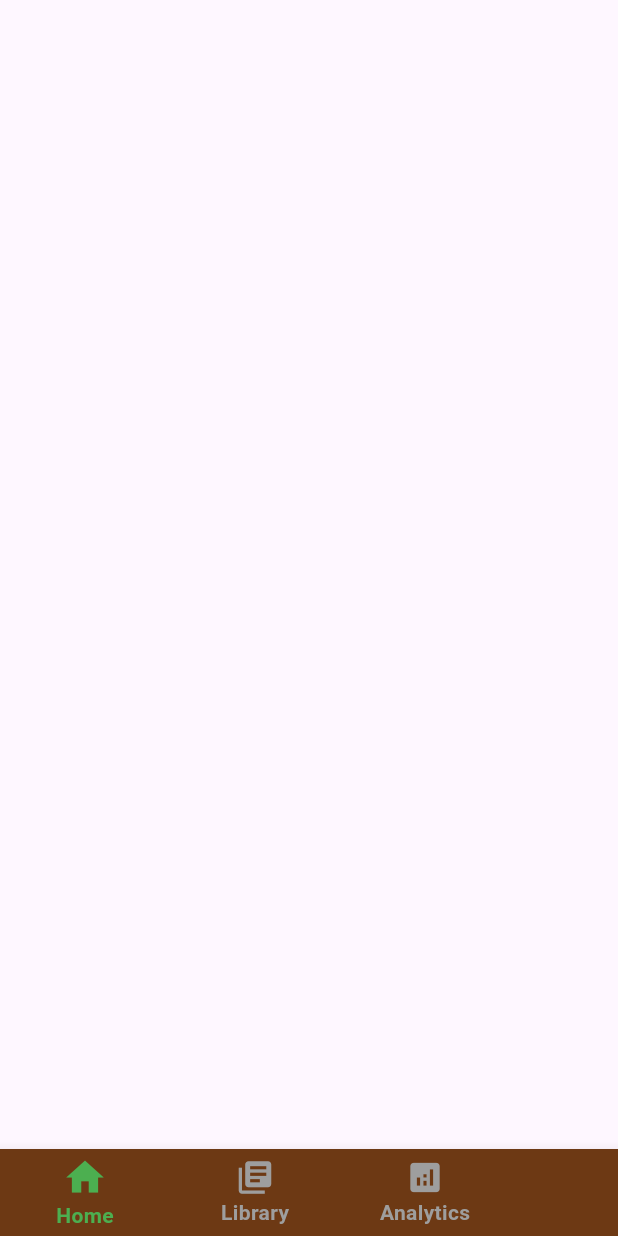
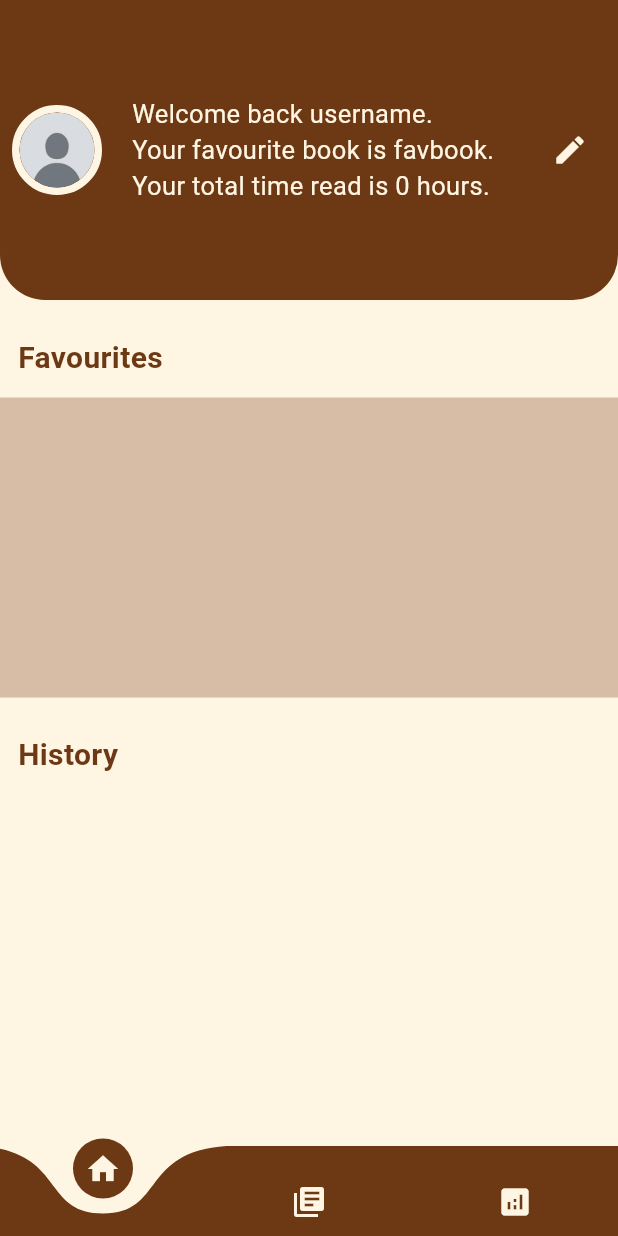
Before and after one commit to shadye-6/achlys, a Flutter app: the screen it shows after launch, on a phone screen of 412 x 824 dp. Run offline on Flutter 3.47's test engine with Material 3 defaults, Android fonts, the phone set to English and light mode, and no system bars; drawn by our look-alikes of curved_navigation_bar, stylish_bottom_bar.

Commit message:
second commit

```diff
--- a/lib/main.dart
+++ b/lib/main.dart
@@ -11,6 +11,7 @@ class MyApp extends StatelessWidget {
   @override
   Widget build(BuildContext context) {
     return MaterialApp(
+      debugShowCheckedModeBanner: false,
       title: 'Achlys',
       home: MainScreen(),
     );
--- a/lib/mainpage/pagehavingbar.dart
+++ b/lib/mainpage/pagehavingbar.dart
@@ -1,9 +1,10 @@
 import 'package:achlys/colorThemes/colors.dart';
 import 'package:achlys/pages/analytics.dart';
 import 'package:achlys/pages/library.dart';
+import 'package:curved_navigation_bar/curved_navigation_bar.dart';
 import 'package:flutter/material.dart';
 import 'package:achlys/pages/homepage.dart';
-import 'package:stylish_bottom_bar/stylish_bottom_bar.dart';
+
 
 class MainScreen extends StatefulWidget {
   const MainScreen({super.key});
@@ -15,6 +16,7 @@ class MainScreen extends StatefulWidget {
 class _MainScreenState extends State<MainScreen> {
 
   int selectedIndex = 0;
+  final GlobalKey<CurvedNavigationBarState> _bottomNavigationKey = GlobalKey();
   List<Widget> pages = [Homepage(), LibraryPage(), AnalyticsPage()];
   final PageController pageController = PageController();
 
@@ -24,28 +26,29 @@ class _MainScreenState extends State<MainScreen> {
       extendBody: true,
       body: PageView(
         controller: pageController,
-        children: pages,
+        physics: NeverScrollableScrollPhysics(),
+        children: pages
       ),
-
-      bottomNavigationBar: StylishBottomBar(
-        backgroundColor: colorThemes[0]['colorDark'],
-        option: AnimatedBarOptions(
-          iconStyle: IconStyle.animated,
-          barAnimation: BarAnimation.blink,
-        ),
+      bottomNavigationBar: SafeArea(
+        child: CurvedNavigationBar(
+          height: 60,
+          maxWidth: double.infinity,
+          key: _bottomNavigationKey,
           items: [
-          BottomBarItem(icon: Icon(Icons.home), title: const Text("Home"), backgroundColor: colorThemes[0]['colorLight']),
-          BottomBarItem(icon: Icon(Icons.library_books), title: const Text("Library"), backgroundColor: colorThemes[0]['colorLight']),
-          BottomBarItem(icon: Icon(Icons.analytics), title: const Text("Analytics"), backgroundColor: colorThemes[0]['colorLight']),
+            Icon(Icons.home, color: colorThemes[0]['colorLight'],),
+            Icon(Icons.library_books, color: colorThemes[0]['colorLight'],),
+            Icon(Icons.analytics, color: colorThemes[0]['colorLight'],)
           ],
-        fabLocation: StylishBarFabLocation.end,
-        currentIndex: selectedIndex,
+          color: colorThemes[0]['colorDark'] as Color,
+          backgroundColor: colorThemes[0]['colorLight'] as Color,
+          animationDuration: const Duration(milliseconds: 100),
           onTap: (index) {
             setState(() {
               selectedIndex = index;
             });
             pageController.jumpToPage(index);
-        },
+          }
+        ),
       ),
     );
   }
--- a/lib/pages/analytics.dart
+++ b/lib/pages/analytics.dart
@@ -1,3 +1,4 @@
+import 'package:achlys/colorThemes/colors.dart';
 import 'package:flutter/material.dart';
 
 class AnalyticsPage extends StatefulWidget {
@@ -10,8 +11,11 @@ class AnalyticsPage extends StatefulWidget {
 class _AnalyticsPageState extends State<AnalyticsPage> {
   @override
   Widget build(BuildContext context) {
-    return const Center(
-      child: Text("Analytics"),
+    return Scaffold(
+      backgroundColor: colorThemes[0]['colorLight'],
+      body: Center(
+        child: Text("Analytics"),
+      ),
     );
   }
 }
--- a/lib/pages/homepage.dart
+++ b/lib/pages/homepage.dart
@@ -1,5 +1,5 @@
+import 'package:achlys/colorThemes/colors.dart';
 import 'package:flutter/material.dart';
-
 
 class Homepage extends StatefulWidget {
   const Homepage({super.key});
@@ -9,10 +9,85 @@ class Homepage extends StatefulWidget {
 }
 
 class _HomepageState extends State<Homepage> {
+  String username = "username";
+  int timeRead = 0;
+  String favBook = "favbook";
   @override
   Widget build(BuildContext context) {
-    return const Scaffold(
+    // ignore: unused_local_variable
+    double devHeight =  MediaQuery.of(context).size.height;
+    return Scaffold(
+      backgroundColor: colorThemes[0]['colorLight'],
+      body: SingleChildScrollView(
+        child: Column(
+          crossAxisAlignment: CrossAxisAlignment.start,
+          children: [
+            //top bar
+            Container(
+              height: 200,
+              width: double.infinity,
+              decoration: BoxDecoration(
+                borderRadius: BorderRadius.only(
+                  bottomLeft: Radius.circular(30),
+                  bottomRight: Radius.circular(30),
+                ),
+                color: colorThemes[0]['colorDark'],
+              ),
+              child: Padding(
+                padding: const EdgeInsets.all(8.0),
+                child: Row(
+                  children: [
+                    Container(
+                      decoration: BoxDecoration(
+                        shape: BoxShape.circle,
+                        border: Border.all(
+                          color: colorThemes[0]['colorLight'] as Color,
+                          width: 5
+                        )
+                      ),
+                      child: ClipOval(
+                        child: Image.asset(
+                          'assets/default.jpg',
+                          fit: BoxFit.cover,
+                          height: 50,
+                          width: 50,
+                        ),
+                      ),
+                    ),
+                    SizedBox(width: 20,),
+                    Expanded(child: Column(
+                      crossAxisAlignment: CrossAxisAlignment.start,
+                      mainAxisAlignment: MainAxisAlignment.center,
+                      children: [
+                        Text("Welcome back $username.", style: TextStyle(color: colorThemes[0]['colorLight'], fontSize: 17),overflow: TextOverflow.ellipsis, maxLines: 1,),
+                        Text("Your favourite book is $favBook.", style: TextStyle(color: colorThemes[0]['colorLight'], fontSize: 17),overflow: TextOverflow.ellipsis, maxLines: 2,),
+                        Text("Your total time read is $timeRead hours." , style: TextStyle(color: colorThemes[0]['colorLight'], fontSize: 17),overflow: TextOverflow.ellipsis, maxLines: 1,)
+                      ],
+                    )),
+                    IconButton(onPressed: () {}, icon: Icon(Icons.edit), color: colorThemes[0]['colorLight'],)
+                  ],
+                ),
+              ),
+            ),
 
+            SizedBox(height: 12,),
+            Padding(
+              padding: const EdgeInsets.all(12),
+              child: Text("Favourites", style: TextStyle(color: colorThemes[0]['colorDark'], fontSize: 20, fontWeight: FontWeight.bold)),
+            ),
+            Container(
+              color: colorThemes[0]['colorMed'],
+              width: double.infinity,
+              height: 200,
+            ),
+            SizedBox(height: 12,),
+            Padding(
+              padding: const EdgeInsets.all(12),
+              child: Text("History", style: TextStyle(color: colorThemes[0]['colorDark'], fontSize: 20, fontWeight: FontWeight.bold)),
+            ),
+          ],
+        ),
+      ),
     );
   }
 }
--- a/lib/pages/library.dart
+++ b/lib/pages/library.dart
@@ -1,3 +1,4 @@
+import 'package:achlys/colorThemes/colors.dart';
 import 'package:flutter/material.dart';
 
 class LibraryPage extends StatefulWidget {
@@ -10,8 +11,11 @@ class LibraryPage extends StatefulWidget {
 class _LibraryPageState extends State<LibraryPage> {
   @override
   Widget build(BuildContext context) {
-    return const Center(
-      child: Text("Library"),
+    return Scaffold(
+      backgroundColor: colorThemes[0]['colorLight'],
+      body: Center(
+        child: Text("Library"),
+      ),
     );
   }
 }
--- a/pubspec.yaml
+++ b/pubspec.yaml
@@ -34,7 +34,8 @@ dependencies:
   # The following adds the Cupertino Icons font to your application.
   # Use with the CupertinoIcons class for iOS style icons.
   cupertino_icons: ^1.0.8
-  stylish_bottom_bar: ^1.1.1
+  curved_navigation_bar: ^1.0.6
+
 
 dev_dependencies:
   flutter_test:
@@ -59,7 +60,8 @@ flutter:
   uses-material-design: true
 
   # To add assets to your application, add an assets section, like this:
-  # assets:
+  assets:
+    - assets/default.jpg
   #   - images/a_dot_burr.jpeg
   #   - images/a_dot_ham.jpeg
 
```
Also changed, not shown: assets/default.jpg (added), pubspec.lock. Lines whose indentation alone changed are shown as unchanged.
